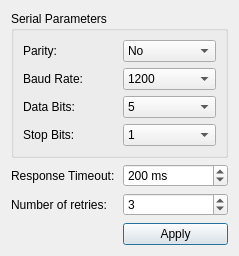
Above: examples/serialbus/modbus/modbusclient/settingsdialog.ui from qtproject/pyside-pyside-setup before the change. Below: the same form after it.
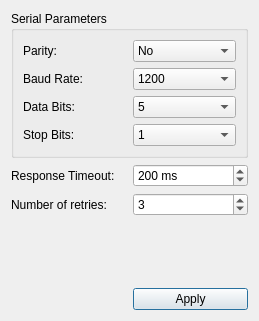
That is the form after the change.

What changed in the file:
```diff
--- a/examples/serialbus/modbus/modbusclient/settingsdialog.ui
+++ b/examples/serialbus/modbus/modbusclient/settingsdialog.ui
@@ -6,8 +6,8 @@
    <rect>
     <x>0</x>
     <y>0</y>
-    <width>239</width>
-    <height>256</height>
+    <width>259</width>
+    <height>321</height>
    </rect>
   </property>
   <property name="windowTitle">
```
Left out of the diff: 2 changed lines with no effect on the pictures.
